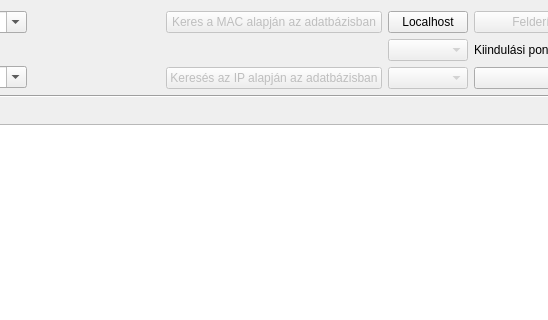
Qt form lv2g/findbymac.ui (csikfer/lanview2) before a commit; both pictures show x 209 to 757 and y 0 to 320 of the 910 by 599 pixel window.
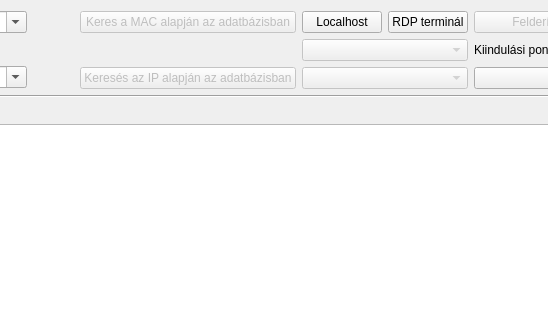
The same form after that commit. Icons and pictures are not drawn.

```diff
--- a/lv2g/findbymac.ui
+++ b/lv2g/findbymac.ui
@@ -188,6 +188,8 @@
         <number>0</number>
        </property>
        <item>
+        <layout class="QHBoxLayout" name="horizontalLayout_3">
+         <item>
         <widget class="QPushButton" name="pushButtonLocalhost">
          <property name="text">
           <string>Localhost</string>
@@ -197,6 +199,15 @@
            <normaloff>:/icons/hwinfo.ico</normaloff>:/icons/hwinfo.ico</iconset>
          </property>
         </widget>
+         </item>
+         <item>
+          <widget class="QPushButton" name="pushButtonRDP">
+           <property name="text">
+            <string>RDP terminál</string>
+           </property>
+          </widget>
+         </item>
+        </layout>
        </item>
        <item>
         <widget class="QComboBox" name="comboBoxLoMac">
```
Lines whose indentation alone changed are shown as unchanged.
